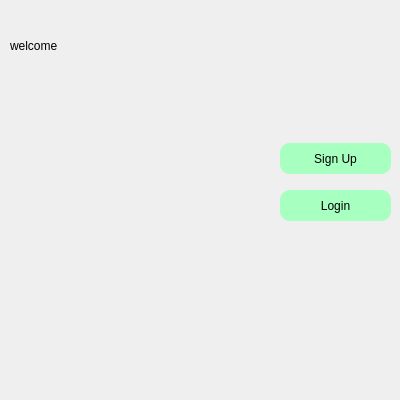
This is project_1/menu.ui in mobinamassah/Messenger_project as Qt 5 draws it before an edit. The edited form follows.
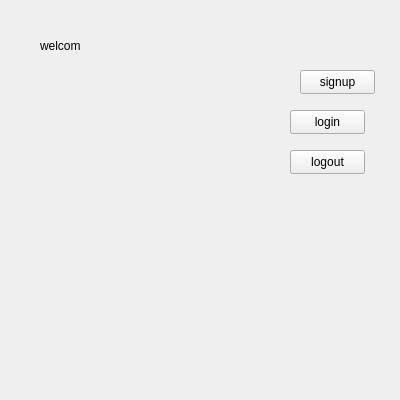
This is the edited form. Icons and pictures are not drawn.

Commit message: Edit logout client

What changed in the file:
```diff
--- a/project_1/menu.ui
+++ b/project_1/menu.ui
@@ -53,62 +53,56 @@
     <string/>
    </property>
   </widget>
-  <widget class="QLabel" name="label_2">
-   <property name="geometry">
-    <rect>
-     <x>10</x>
-     <y>20</y>
-     <width>241</width>
-     <height>51</height>
-    </rect>
-   </property>
-   <property name="styleSheet">
-    <string notr="true">color: rgb(0, 0, 0);
-border-rAdius:10px;
-font: 48pt &quot;Cookie&quot;;</string>
-   </property>
-   <property name="text">
-    <string>welcome</string>
-   </property>
-  </widget>
   <widget class="QPushButton" name="pushButton">
    <property name="geometry">
     <rect>
-     <x>280</x>
-     <y>143</y>
-     <width>111</width>
-     <height>31</height>
+     <x>300</x>
+     <y>70</y>
+     <width>75</width>
+     <height>24</height>
     </rect>
    </property>
-   <property name="styleSheet">
-    <string notr="true">color: rgb(0, 0, 0);
-background-color: rgb(167, 255, 192);
-
-border-rAdius:10px;
-font: 18pt &quot;Courgette&quot;;</string>
-   </property>
    <property name="text">
-    <string>Sign Up</string>
+    <string>signup</string>
    </property>
   </widget>
   <widget class="QPushButton" name="pushButton_2">
    <property name="geometry">
     <rect>
-     <x>280</x>
-     <y>190</y>
-     <width>111</width>
+     <x>290</x>
+     <y>110</y>
+     <width>75</width>
+     <height>24</height>
+    </rect>
+   </property>
+   <property name="text">
+    <string>login</string>
+   </property>
+  </widget>
+  <widget class="QPushButton" name="pushButton_3">
+   <property name="geometry">
+    <rect>
+     <x>290</x>
+     <y>150</y>
+     <width>75</width>
+     <height>24</height>
+    </rect>
+   </property>
+   <property name="text">
+    <string>logout</string>
+   </property>
+  </widget>
+  <widget class="QLabel" name="label_2">
+   <property name="geometry">
+    <rect>
+     <x>40</x>
+     <y>30</y>
+     <width>91</width>
      <height>31</height>
     </rect>
    </property>
-   <property name="styleSheet">
-    <string notr="true">color: rgb(0, 0, 0);
-background-color: rgb(167, 255, 192);
-
-border-rAdius:10px;
-font: 18pt &quot;Courgette&quot;;</string>
-   </property>
    <property name="text">
-    <string>Login</string>
+    <string>welcom</string>
    </property>
   </widget>
  </widget>
```
The commit also changes 22 other files.
